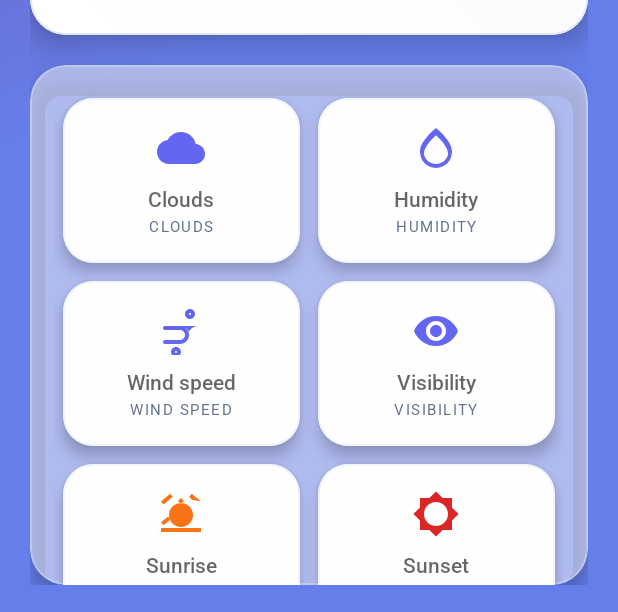
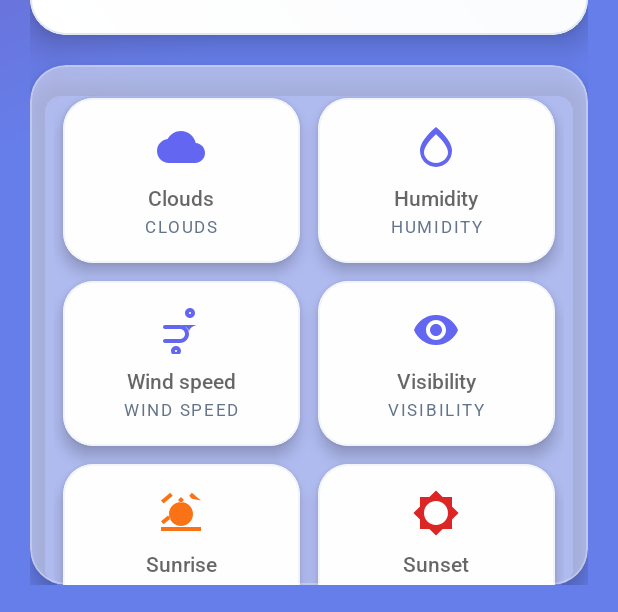
Before and after one commit to saurabhkaipurkar/Project-Weather-App, an Android app: the layout activity_main.xml on its own in the app's theme, with its tools: preview values and no code run, on a phone screen of 412 x 824 dp. Shown: the part 621-1233 px from the top of the screen. Run offline under Robolectric (Android 15) with nearby library versions, the light colour scheme and no system bars.

Commit message:
UI enchance

```diff
--- a/app/src/main/res/layout/activity_main.xml
+++ b/app/src/main/res/layout/activity_main.xml
@@ -266,7 +266,7 @@
                             android:layout_height="wrap_content"
                             android:text="Clouds"
                             android:textColor="@color/secondary_text_color"
-                            android:textSize="10sp"
+                            android:textSize="11sp"
                             android:fontFamily="@font/roboto_regular"
                             android:layout_marginTop="2dp"
                             android:textAllCaps="true"
@@ -320,7 +320,7 @@
                             android:layout_height="wrap_content"
                             android:text="Humidity"
                             android:textColor="@color/secondary_text_color"
-                            android:textSize="10sp"
+                            android:textSize="11sp"
                             android:fontFamily="@font/roboto_regular"
                             android:layout_marginTop="2dp"
                             android:textAllCaps="true"
@@ -374,7 +374,7 @@
                             android:layout_height="wrap_content"
                             android:text="Wind Speed"
                             android:textColor="@color/secondary_text_color"
-                            android:textSize="10sp"
+                            android:textSize="11sp"
                             android:fontFamily="@font/roboto_regular"
                             android:layout_marginTop="2dp"
                             android:textAllCaps="true"
@@ -428,7 +428,7 @@
                             android:layout_height="wrap_content"
                             android:text="Visibility"
                             android:textColor="@color/secondary_text_color"
-                            android:textSize="10sp"
+                            android:textSize="11sp"
                             android:fontFamily="@font/roboto_regular"
                             android:layout_marginTop="2dp"
                             android:textAllCaps="true"
@@ -482,7 +482,7 @@
                             android:layout_height="wrap_content"
                             android:text="Sunrise"
                             android:textColor="@color/secondary_text_color"
-                            android:textSize="10sp"
+                            android:textSize="11sp"
                             android:fontFamily="@font/roboto_regular"
                             android:layout_marginTop="2dp"
                             android:textAllCaps="true"
@@ -536,7 +536,7 @@
                             android:layout_height="wrap_content"
                             android:text="Sunset"
                             android:textColor="@color/secondary_text_color"
-                            android:textSize="10sp"
+                            android:textSize="11sp"
                             android:fontFamily="@font/roboto_regular"
                             android:layout_marginTop="2dp"
                             android:textAllCaps="true"
@@ -590,7 +590,7 @@
                             android:layout_height="wrap_content"
                             android:text="Pressure"
                             android:textColor="@color/secondary_text_color"
-                            android:textSize="10sp"
+                            android:textSize="11sp"
                             android:fontFamily="@font/roboto_regular"
                             android:layout_marginTop="2dp"
                             android:textAllCaps="true"
@@ -644,7 +644,7 @@
                             android:layout_height="wrap_content"
                             android:text="Timezone"
                             android:textColor="@color/secondary_text_color"
-                            android:textSize="10sp"
+                            android:textSize="11sp"
                             android:fontFamily="@font/roboto_regular"
                             android:layout_marginTop="2dp"
                             android:textAllCaps="true"
```
